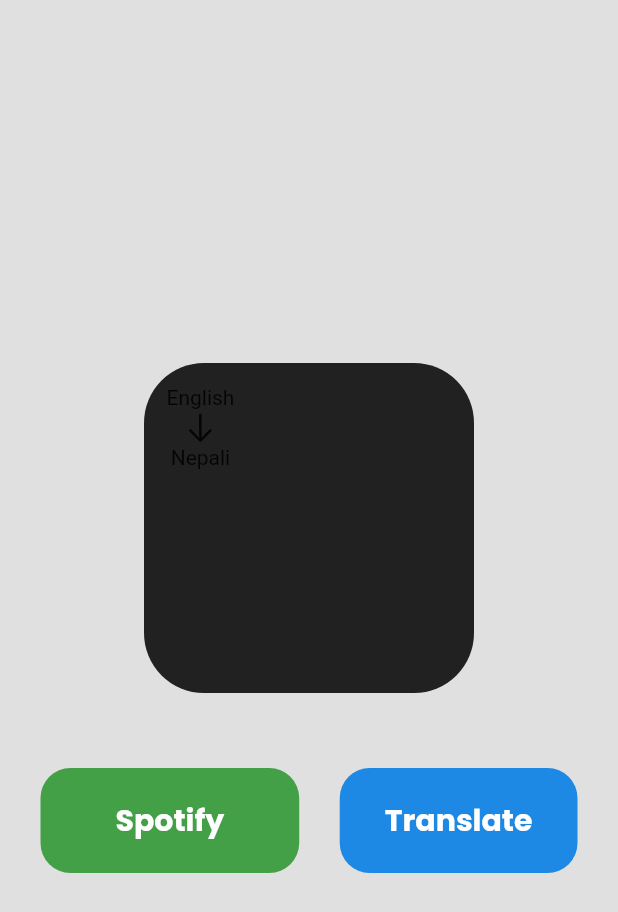
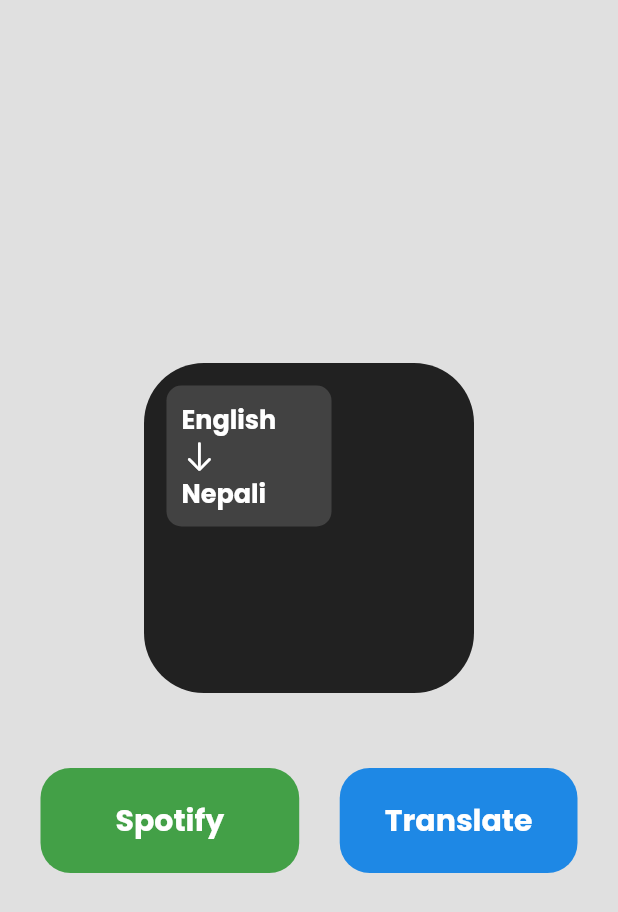
Before and after one commit to ShakriyaPanday/clockui, a Flutter app: the screen it shows after launch, after a tap on "Translate", on a phone screen of 412 x 824 dp. Shown: the top 912 px of the screen. Run offline on Flutter 3.47's test engine with Material 2 defaults, Android fonts, the phone set to English and light mode, and no system bars; our stand-ins replace google_fonts.

Commit message:
translate text added

```diff
--- a/lib/pages/translate.dart
+++ b/lib/pages/translate.dart
@@ -1,5 +1,6 @@
 import 'package:flutter/cupertino.dart';
 import 'package:flutter/material.dart';
+import 'package:google_fonts/google_fonts.dart';
 
 class TranslateUi extends StatelessWidget {
   const TranslateUi({super.key});
@@ -12,11 +13,33 @@
           Row(
             children: [
               Container(
+                width: 110,
+                padding: EdgeInsets.symmetric(vertical: 10, horizontal: 10),
+                decoration: BoxDecoration(
+                  color: Colors.grey[800],
+                  borderRadius: BorderRadius.circular(10),
+                ),
                 child: Column(
+                  crossAxisAlignment: CrossAxisAlignment.start,
                   children: [
-                    Text("English"),
-                    Icon(CupertinoIcons.arrow_down),
-                    Text("Nepali")
+                    Text(
+                      "English",
+                      style: GoogleFonts.poppins(
+                          color: Colors.white,
+                          fontWeight: FontWeight.bold,
+                          fontSize: 17),
+                    ),
+                    Icon(
+                      CupertinoIcons.arrow_down,
+                      color: Colors.white,
+                    ),
+                    Text(
+                      "Nepali",
+                      style: GoogleFonts.poppins(
+                          color: Colors.white,
+                          fontWeight: FontWeight.bold,
+                          fontSize: 17),
+                    ),
                   ],
                 ),
               )
```
